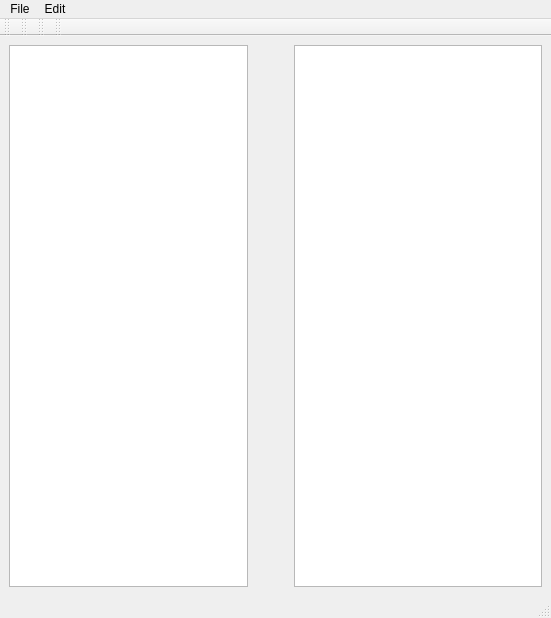
ADM228/M7TE, file Ui/Main.ui: the form before one commit.
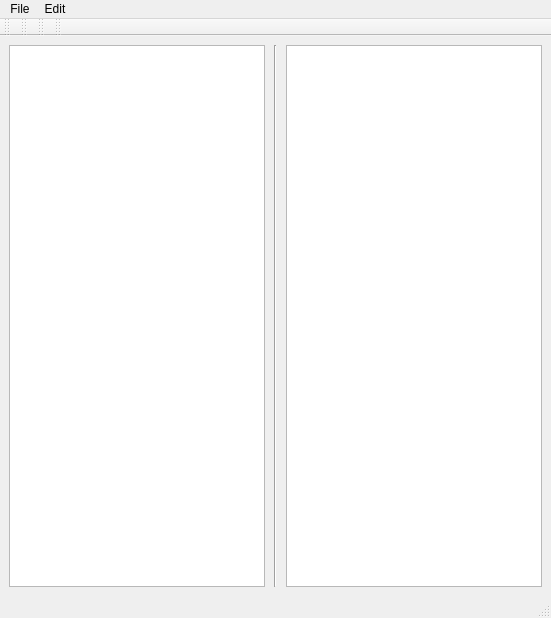
The form after the commit.

Commit message: Icon + window title adjustments + menu added

Diff of the .ui file:
```diff
--- a/Ui/Main.ui
+++ b/Ui/Main.ui
@@ -19,26 +19,37 @@
   <widget class="QWidget" name="centralwidget">
    <layout class="QGridLayout" name="gridLayout">
     <item row="0" column="3">
-     <widget class="QGraphicsView" name="graphicsView_5"/>
+     <widget class="QGraphicsView" name="graphicsView_5">
+      <property name="sizePolicy">
+       <sizepolicy hsizetype="Fixed" vsizetype="Expanding">
+        <horstretch>0</horstretch>
+        <verstretch>0</verstretch>
+       </sizepolicy>
+      </property>
+     </widget>
     </item>
     <item row="0" column="0" colspan="2">
-     <widget class="QGraphicsView" name="graphicsView"/>
+     <widget class="QGraphicsView" name="graphicsView">
+      <property name="sizePolicy">
+       <sizepolicy hsizetype="Fixed" vsizetype="Expanding">
+        <horstretch>0</horstretch>
+        <verstretch>0</verstretch>
+       </sizepolicy>
+      </property>
+     </widget>
     </item>
     <item row="0" column="2">
-     <spacer name="horizontalSpacer">
+     <widget class="Line" name="line">
+      <property name="sizePolicy">
+       <sizepolicy hsizetype="MinimumExpanding" vsizetype="Minimum">
+        <horstretch>0</horstretch>
+        <verstretch>0</verstretch>
+       </sizepolicy>
+      </property>
       <property name="orientation">
-       <enum>Qt::Horizontal</enum>
+       <enum>Qt::Vertical</enum>
       </property>
-      <property name="sizeType">
-       <enum>QSizePolicy::Minimum</enum>
-      </property>
-      <property name="sizeHint" stdset="0">
-       <size>
-        <width>40</width>
-        <height>20</height>
-       </size>
-      </property>
-     </spacer>
+     </widget>
     </item>
    </layout>
   </widget>
```
Left out of the diff: 144 changed lines with no effect on the pictures. The commit also changes 1 other file.
